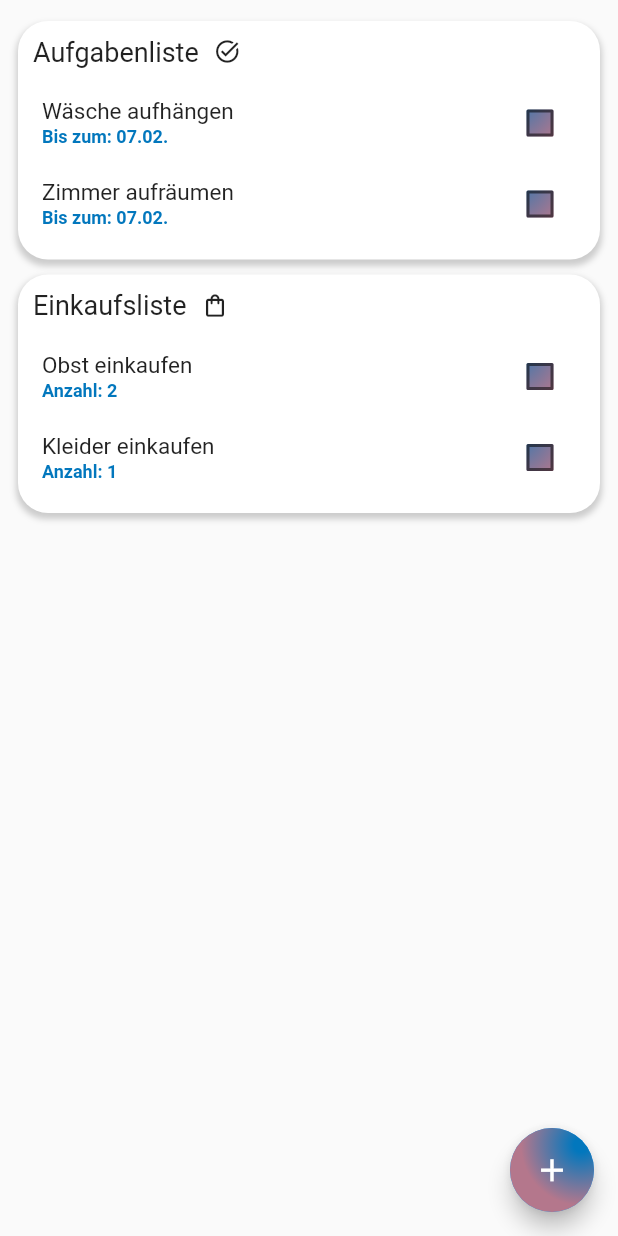
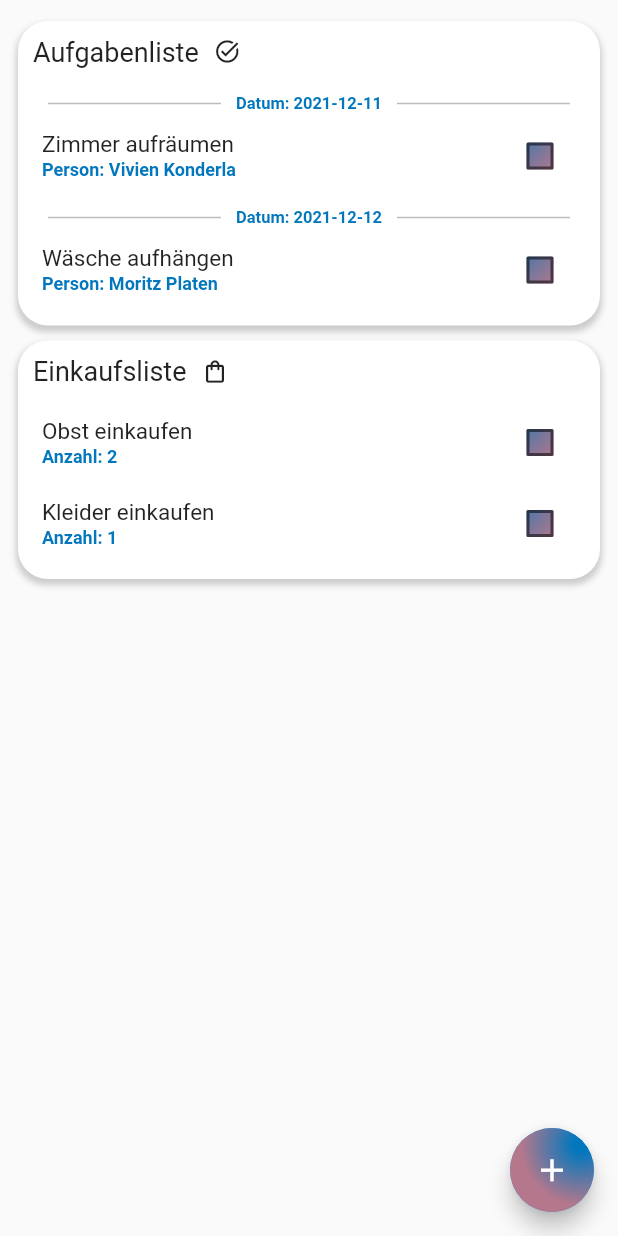
Before and after one commit to MoritzPlaten/Poam, a Flutter app: the screen it shows after launch, on a phone screen of 412 x 824 dp. Run offline on Flutter 3.47's test engine with Material 2 defaults, Android fonts, the phone set to English and light mode, and no system bars; our stand-ins replace firebase_auth, firebase_core; accounts and stored records are empty.

Commit message:
Add DateService, Add PoamDateItem, Optimize

```diff
--- a/lib/pages/listpage.dart
+++ b/lib/pages/listpage.dart
@@ -1,6 +1,7 @@
 import 'package:flutter/material.dart';
 import 'package:poam/services/itemServices/MenuService.dart';
 import 'package:poam/services/itemServices/Objects/Category.dart';
+import 'package:poam/widgets/PoamDateItem/PoamDateItem.dart';
 import 'package:poam/widgets/PoamFloatingButton/PoamFloatingButton.dart';
 import 'package:poam/widgets/PoamItem/PoamItem.dart';
 import 'package:provider/provider.dart';
@@ -39,9 +40,14 @@ class _ListPageState extends State<ListPage> {
         children: [
 
           ///TODO: Items are not the Same with the items from the start screen => because of the db
-          for (int i = 0; i < categoryItems.length;i++) PoamItem(
+          /*for (int i = 0; i < categoryItems.length;i++) PoamItem(
             itemIndex: i,
             itemModel: categoryItems.elementAt(i),
+          ), */
+
+          PoamDateItem(
+            allItems: categoryItems,
+            category: widget.category,
           ),
 
           if (categoryItems.isEmpty == true) Container(
--- /dev/null
+++ b/lib/services/dateServices/DateService.dart
@@ -0,0 +1,15 @@
+class DateService {
+
+  DateTime getMondayDate() {
+    var d = DateTime.now();
+    var weekDay = d.weekday;
+    return d.subtract(Duration(days: weekDay - 1));
+  }
+
+  DateTime getSundayDate() {
+    var d = DateTime.now();
+    var weekDay = d.weekday;
+    return d.subtract(Duration(days: weekDay - 7));
+  }
+
+}
--- a/lib/services/itemServices/MenuService.dart
+++ b/lib/services/itemServices/MenuService.dart
@@ -11,10 +11,10 @@ class MenuService extends ChangeNotifier {
 
   ///At the Moment the local db
   List<dynamic> getItems = [
-    ItemModel().setItemModel("Obst einkaufen", 2, false, Person(), Categories.shopping, "07.02."),
-    ItemModel().setItemModel("Wäsche aufhängen", 0, false, Person(), Categories.tasks, "07.02."),
-    ItemModel().setItemModel("Kleider einkaufen", 1, false, Person(), Categories.shopping, "07.02."),
-    ItemModel().setItemModel("Zimmer aufräumen", 0, false, Person(), Categories.tasks, "07.02."),
+    ItemModel("Obst einkaufen", 2, false, Person(""), Categories.shopping, ""),
+    ItemModel("Wäsche aufhängen", 0, false, Person("Moritz Platen"), Categories.tasks, "2021-12-12"),
+    ItemModel("Kleider einkaufen", 1, false, Person(""), Categories.shopping, ""),
+    ItemModel("Zimmer aufräumen", 0, false, Person("Vivien Konderla"), Categories.tasks, "2021-12-11"),
   ];
 
   void removeItem(ItemModel item) {
@@ -36,4 +36,23 @@ class MenuService extends ChangeNotifier {
   Iterable getItemByTitle(String title){
     return getItems.where((element) => element.title == title);
   }
+
+  List<String> getListOfAllDates(Iterable<dynamic> getItems) {
+    List<String> dates = List.generate(getItems.length, (index) => "");
+    for (int i = 0;i < dates.length; i++) {
+
+      if (!dates.contains(getItems.elementAt(i).date)) {
+        dates[i] = getItems.elementAt(i).date;
+      }
+    }
+    for (int i = 0;i < getItems.length; i++) {
+      dates.remove("");
+    }
+
+    dates.sort((a, b){ //sorting in ascending order
+      return DateTime.parse(a).compareTo(DateTime.parse(b));
+    });
+
+    return dates;
+  }
 }
--- a/lib/services/itemServices/Objects/ItemModel.dart
+++ b/lib/services/itemServices/Objects/ItemModel.dart
@@ -4,22 +4,13 @@ import 'package:poam/services/itemServices/Objects/Person.dart';
 
 class ItemModel {
 
-  String? title;
-  int? count;
-  bool? isChecked;
-  Person? person;
-  Categories? categories;
-  String? date;
+  String title;
+  int count;
+  bool isChecked;
+  Person person;
+  Categories categories;
+  String date;
 
-  ItemModel setItemModel (String title, int count, bool isChecked, Person person, Categories categories, String date) {
-    ItemModel itemModel = ItemModel();
-    itemModel.title = title;
-    itemModel.count = count;
-    itemModel.isChecked = isChecked;
-    itemModel.person = person;
-    itemModel.categories = categories;
-    itemModel.date = date;
-    return itemModel;
-  }
+  ItemModel (this.title, this.count, this.isChecked, this.person, this.categories, this.date);
 
 }
--- a/lib/services/itemServices/Objects/Person.dart
+++ b/lib/services/itemServices/Objects/Person.dart
@@ -1,11 +1,7 @@
 class Person {
 
-  String? Name;
+  String? name;
 
-  Person setPersonModel (String Name) {
-    Person itemModel = Person();
-    itemModel.Name = Name;
-    return itemModel;
-  }
+  Person(this.name);
 
 }
--- /dev/null
+++ b/lib/widgets/PoamDateItem/PoamDateItem.dart
@@ -0,0 +1,93 @@
+import 'package:flutter/material.dart';
+import 'package:poam/services/itemServices/MenuService.dart';
+import 'package:poam/services/itemServices/Objects/Category.dart';
+import 'package:poam/widgets/PoamItem/PoamItem.dart';
+
+class PoamDateItem extends StatefulWidget {
+
+  final Iterable<dynamic>? allItems;
+  final Categories? category;
+
+  const PoamDateItem({Key? key, this.allItems, this.category }) : super(key: key);
+
+  @override
+  _PoamDateItemState createState() => _PoamDateItemState();
+}
+
+class _PoamDateItemState extends State<PoamDateItem> {
+
+  late MenuService menuService;
+
+  @override
+  Widget build(BuildContext context) {
+
+    menuService = MenuService();
+    List<String> dates = menuService.getListOfAllDates(widget.allItems!);
+    Color primaryColor = Theme.of(context).primaryColor;
+
+    return Column(
+      children: [
+
+        (widget.category! == Categories.shopping) ?
+            Column(
+              children: [
+                for (int i = 0; i < widget.allItems!.length;i++)
+                  PoamItem(
+                    itemIndex: i,
+                    itemModel: widget.allItems!.elementAt(i),
+                  ),
+              ],
+            )
+            :
+            Column(
+              children: [
+                for(int k = 0;k < dates.length;k++)
+                  Column(
+                    children: [
+                      const SizedBox(height: 6,),
+                      Row(
+                        mainAxisAlignment: MainAxisAlignment.center,
+                        children: [
+
+                          Flexible(
+                            child: Divider(
+                              thickness: 1,
+                              color: Colors.grey.shade400,
+                              indent: 10,
+                              endIndent: 10,
+                            ),
+                          ),
+
+                          Text(
+                            "Datum: " + dates[k],
+                            style: TextStyle(
+                              fontSize: 11,
+                              color: primaryColor,
+                              fontWeight: FontWeight.bold,
+                            ),
+                          ),
+
+                          Flexible(
+                            child: Divider(
+                              thickness: 1,
+                              color: Colors.grey.shade400,
+                              indent: 10,
+                              endIndent: 10,
+                            ),
+                          ),
+
+                        ],
+                      ),
+                      for (int i = 0; i < widget.allItems!.length;i++)
+                        if (widget.allItems!.elementAt(i).date == dates[k]) PoamItem(
+                          itemIndex: i,
+                          itemModel: widget.allItems!.elementAt(i),
+                        ),
+                    ],
+                  )
+              ],
+            )
+      ],
+    );
+  }
+}
--- a/lib/widgets/PoamFloatingButton/PoamFloatingButton.dart
+++ b/lib/widgets/PoamFloatingButton/PoamFloatingButton.dart
@@ -26,8 +26,8 @@ class _PoamFloatingButtonState extends State<PoamFloatingButton> {
         setState(() {
 
           //####################### Its only for demonstrate, when the db is integrated this will be deleted
-          Provider.of<MenuService>(context, listen: false).addItem(ItemModel().setItemModel("Zimmer aufräumen", 1, false, Person().setPersonModel("Moritz Platen"), Categories.tasks, "07/02/2022"));
-          Provider.of<MenuService>(context, listen: false).addItem(ItemModel().setItemModel("Gurken holen", 1, false, Person(), Categories.shopping, "07/02/2022"));
+          Provider.of<MenuService>(context, listen: false).addItem(ItemModel("Zimmer aufräumen", 1, false, Person("Moritz Platen"), Categories.tasks, "2021-12-12"));
+          Provider.of<MenuService>(context, listen: false).addItem(ItemModel("Gurken holen", 1, false, Person(""), Categories.shopping, "2021-12-12"));
           //#######################
 
           Navigator.push(
--- a/lib/widgets/PoamItem/PoamItem.dart
+++ b/lib/widgets/PoamItem/PoamItem.dart
@@ -48,7 +48,7 @@ class _PoamItemState extends State<PoamItem> {
                 children: [
 
                   Text(
-                      widget.itemModel!.title!,
+                      widget.itemModel!.title,
                     style: const TextStyle(
                       fontWeight: FontWeight.w400,
                       fontSize: 15
@@ -58,7 +58,7 @@ class _PoamItemState extends State<PoamItem> {
                   //Count should only displayed on the Category Shopping
                   if (widget.itemModel!.categories == Categories.shopping)
                   Text(
-                      "Anzahl: " + widget.itemModel!.count!.toString(),
+                      "Anzahl: " + widget.itemModel!.count.toString(),
                       style: TextStyle(
                           color: primaryColor,
                           fontSize: 12,
@@ -69,7 +69,7 @@ class _PoamItemState extends State<PoamItem> {
 
                   if (widget.itemModel!.categories == Categories.tasks)
                   Text(
-                    "Bis zum: " + widget.itemModel!.date!,
+                    "Person: " + widget.itemModel!.person.name.toString(),
                     style: TextStyle(
                       color: primaryColor,
                       fontSize: 12,
@@ -91,7 +91,7 @@ class _PoamItemState extends State<PoamItem> {
                 child: Checkbox(
                   checkColor: Colors.white,
                   fillColor: MaterialStateProperty.all(Colors.white),
-                  value: widget.itemModel!.isChecked!,
+                  value: widget.itemModel!.isChecked,
                   onChanged: (bool? value) {
                     setState(() {
                       ///TODO: Remove Item
--- a/lib/widgets/PoamList/PoamList.dart
+++ b/lib/widgets/PoamList/PoamList.dart
@@ -1,7 +1,6 @@
 import 'package:flutter/material.dart';
 import 'package:poam/services/itemServices/MenuService.dart';
 import 'package:poam/services/itemServices/Objects/Category.dart';
-import 'package:poam/widgets/PoamItem/PoamItem.dart';
 import 'package:poam/widgets/PoamMenu/PoamMenu.dart';
 import 'package:provider/src/provider.dart';
 
--- a/lib/widgets/PoamMenu/PoamMenu.dart
+++ b/lib/widgets/PoamMenu/PoamMenu.dart
@@ -1,8 +1,8 @@
-import 'package:flutter/foundation.dart';
 import 'package:flutter/material.dart';
 import 'package:poam/pages/listpage.dart';
 import 'package:poam/services/itemServices/MenuService.dart';
 import 'package:poam/services/itemServices/Objects/Category.dart';
+import 'package:poam/widgets/PoamDateItem/PoamDateItem.dart';
 import 'package:poam/widgets/PoamItem/PoamItem.dart';
 import 'package:provider/provider.dart';
 
@@ -74,7 +74,6 @@ class _PoamMenuState extends State<PoamMenu> {
         ),
         child: Column(
 
-          ///TODO: Ein PoamDateItem erzeugen und alle Items die die gleichen Daten haben sollen in einer Liste
           ///TODO: Ein PoamPersonItem erzeugen und alle Items die indem PoamDateItem sind und diese dann nochmal in Personen aufteilt
 
           children: [
@@ -103,11 +102,9 @@ class _PoamMenuState extends State<PoamMenu> {
               height: 10,
             ),
 
-            for (var i = 0; i < widget.onlyFiveItems!.length; i++) Center(
-              child: PoamItem(
-                itemIndex: i,
-                itemModel: widget.onlyFiveItems!.elementAt(i),
-              ),
+            PoamDateItem(
+              allItems: widget.onlyFiveItems!,
+              category: widget.categories!,
             ),
 
             if (widget.isExistsMoreItems == true) Row(
--- a/lib/widgets/PoamPopUp/PoamPopUp.dart
+++ b/lib/widgets/PoamPopUp/PoamPopUp.dart
@@ -98,7 +98,7 @@ class _PoamPopUpState extends State<PoamPopUp> {
                         onTap: () => {
                           setState(() {
                             if (titleTextFieldController.text != "") {
-                              Provider.of<MenuService>(context, listen: false).addItem(ItemModel().setItemModel(titleTextFieldController.text, 1, false, Person().setPersonModel("Moritz Platen"), Categories.tasks, "07/02/2022"));
+                              Provider.of<MenuService>(context, listen: false).addItem(ItemModel(titleTextFieldController.text, 1, false, Person("Moritz Platen"), Categories.tasks, "07/02/2022"));
                             }
                           })
                         },
```
